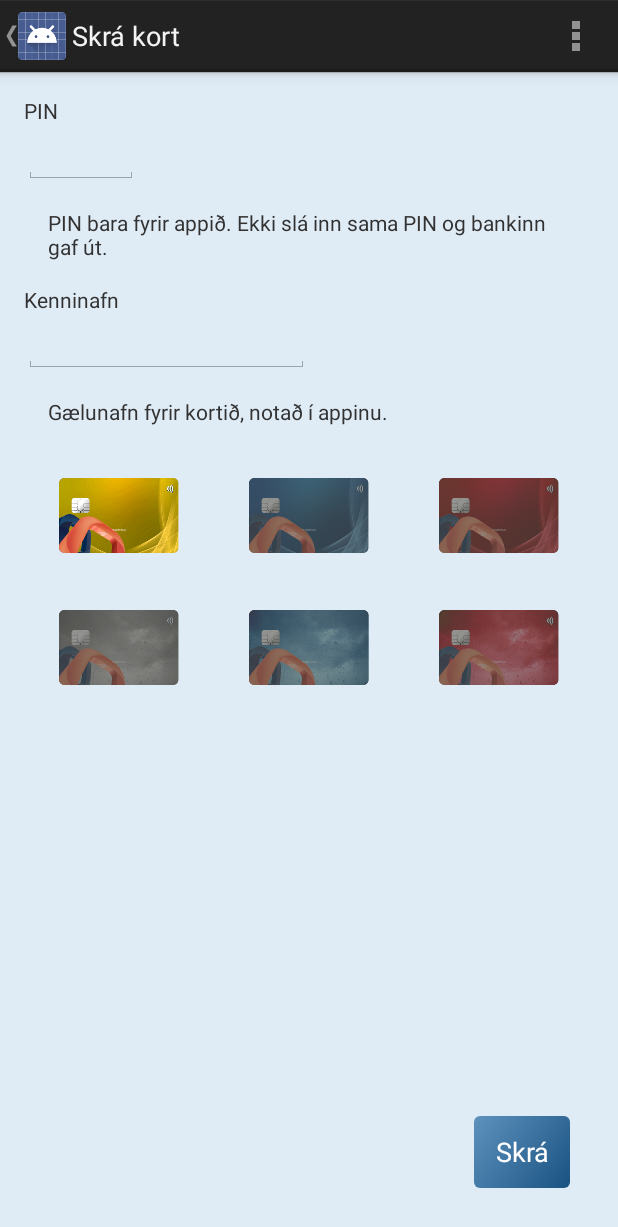
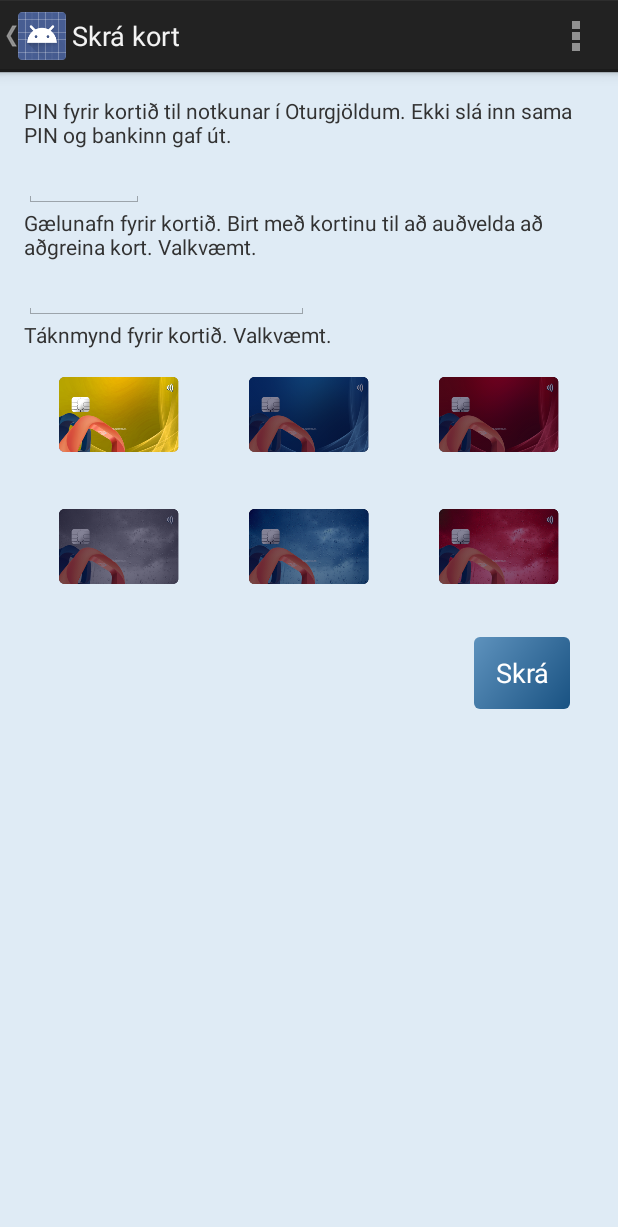
Before and after one commit to eggertj12/nfc, an Android app: the CustomizeCardActivity screen opened directly, with no data from a screen before it, on a phone screen of 412 x 824 dp. Shown: the top 1227 px of the screen. Run offline under Robolectric (Android 15) with nearby library versions, the phone set to English and light mode, and no system bars.

Commit message:
Fix customize card layout

```diff
--- a/app/src/main/java/is/valitor/lokaverkefni/oturgjold/CustomizeCardActivity.java
+++ b/app/src/main/java/is/valitor/lokaverkefni/oturgjold/CustomizeCardActivity.java
@@ -8,9 +8,6 @@ import android.view.MenuItem;
 import android.view.View;
 import android.widget.EditText;
 import android.widget.ImageButton;
-
-import is.valitor.lokaverkefni.oturgjold.repository.Card;
-
 
 public class CustomizeCardActivity extends Activity {
 
@@ -25,12 +22,12 @@ public class CustomizeCardActivity extends Activity {
     public static final String MSG_CARDIMAGE ="is.valitor.oturgjold.MSG_CARDIMAGE";
 
     private static final int thumbs[] = {
+            R.id.ibAbsBrown,
             R.id.ibAbsBlue,
             R.id.ibAbsRed,
-            R.id.ibAbsBrown,
+            R.id.ibRainCyan,
             R.id.ibRainBlue,
-            R.id.ibRainRed,
-            R.id.ibRainCyan
+            R.id.ibRainRed
     };
 
     private String cardImage = "abs_brown_creditcard";
@@ -39,6 +36,12 @@ public class CustomizeCardActivity extends Activity {
     protected void onCreate(Bundle savedInstanceState) {
         super.onCreate(savedInstanceState);
         setContentView(R.layout.activity_customize_card);
+
+        ImageButton button;
+        for (int i = 1; i <= 5; i++) {
+            button = (ImageButton) findViewById(thumbs[i]);
+            button.setColorFilter(R.color.grey05trans);
+        }
     }
 
 
@@ -115,8 +118,6 @@ public class CustomizeCardActivity extends Activity {
                 cardImage = "abs_brown_creditcard";
                 break;
         }
-
-        System.out.println(cardImage);
     }
 
     public void finalizeCard(View view) {
--- a/app/src/main/res/layout/activity_customize_card.xml
+++ b/app/src/main/res/layout/activity_customize_card.xml
@@ -1,6 +1,13 @@
-<RelativeLayout xmlns:android="http://schemas.android.com/apk/res/android"
+<ScrollView
+    xmlns:android="http://schemas.android.com/apk/res/android"
     xmlns:tools="http://schemas.android.com/tools"
-    android:id="@+id/customize_layout"
+    android:layout_width="fill_parent"
+    android:layout_height="fill_parent"
+    tools:context="is.valitor.oturgjold.app.RegisterCardActivity"
+    android:fillViewport="true"
+    >
+
+    <RelativeLayout
     android:layout_width="fill_parent"
     android:layout_height="fill_parent"
     android:background="@color/background"
@@ -14,44 +21,25 @@
         android:id="@+id/customize_pin_title"
         android:layout_width="match_parent"
         android:layout_height="wrap_content"
-        android:text="@string/pin" />
-
-    <LinearLayout
-        android:id="@+id/customize_pin_input"
-        android:layout_width="match_parent"
-        android:layout_height="wrap_content"
-        android:layout_below="@id/customize_pin_title">
+        android:text="@string/info_pin" />
 
         <EditText
             android:id="@+id/customize_pin_inputfield"
-            android:layout_width="match_parent"
+            android:layout_width="80sp"
             android:layout_height="wrap_content"
             android:layout_weight="4"
             android:inputType="number"
             android:maxLength="4"
+            android:layout_below="@id/customize_pin_title"
             android:nextFocusDown="@+id/customize_nick_input" />
 
-        <TextView
-            android:layout_width="match_parent"
-            android:layout_height="wrap_content"
-            android:layout_weight="1" />
-
-    </LinearLayout>
-
-    <TextView
-        android:id="@+id/customize_pin_info"
-        android:layout_width="match_parent"
-        android:layout_height="wrap_content"
-        android:layout_below="@id/customize_pin_input"
-        android:layout_margin="16dp"
-        android:text="@string/info_pin" />
 
     <TextView
         android:id="@+id/customize_nick_title"
         android:layout_width="match_parent"
         android:layout_height="wrap_content"
-        android:layout_below="@id/customize_pin_info"
-        android:text="@string/label_customize_nick" />
+        android:layout_below="@id/customize_pin_inputfield"
+        android:text="@string/info_nick" />
 
     <LinearLayout
         android:id="@+id/customize_nick_inputfield"
@@ -74,19 +62,18 @@
             android:layout_weight="2" />
     </LinearLayout>
 
-    <TextView
-        android:id="@+id/customize_nick_info"
-        android:layout_width="match_parent"
-        android:layout_height="wrap_content"
-        android:layout_below="@id/customize_nick_inputfield"
-        android:layout_margin="16dp"
-        android:text="@string/info_nick" />
+        <TextView
+            android:id="@+id/customize_image_title"
+            android:layout_width="match_parent"
+            android:layout_height="wrap_content"
+            android:layout_below="@id/customize_nick_inputfield"
+            android:text="@string/info_image" />
 
-    <LinearLayout
+        <LinearLayout
         android:id="@+id/customize_look_1"
         android:layout_width="fill_parent"
         android:layout_height="wrap_content"
-        android:layout_below="@+id/customize_nick_info"
+        android:layout_below="@+id/customize_image_title"
         android:layout_centerHorizontal="true"
         android:orientation="horizontal"
         android:weightSum="3">
@@ -109,8 +96,7 @@
             android:background="@color/background"
             android:clickable="true"
             android:onClick="onSelectCardImage"
-            android:src="@drawable/ic_abs_blue_creditcard"
-            android:tint="@color/grey05trans" />
+            android:src="@drawable/ic_abs_blue_creditcard" />
 
         <ImageButton
             android:id="@+id/ibAbsRed"
@@ -120,8 +106,7 @@
             android:background="@color/background"
             android:clickable="true"
             android:onClick="onSelectCardImage"
-            android:src="@drawable/ic_abs_red_creditcard"
-            android:tint="@color/grey05trans" />
+            android:src="@drawable/ic_abs_red_creditcard" />
 
 
     </LinearLayout>
@@ -143,8 +128,7 @@
             android:background="@color/background"
             android:clickable="true"
             android:onClick="onSelectCardImage"
-            android:src="@drawable/ic_rain_cyan_creditcard"
-            android:tint="@color/grey05trans" />
+            android:src="@drawable/ic_rain_cyan_creditcard" />
 
         <ImageButton
             android:id="@+id/ibRainBlue"
@@ -154,8 +138,7 @@
             android:background="@color/background"
             android:clickable="true"
             android:onClick="onSelectCardImage"
-            android:src="@drawable/ic_rain_blue_creditcard"
-            android:tint="@color/grey05trans" />
+            android:src="@drawable/ic_rain_blue_creditcard" />
 
         <ImageButton
             android:id="@+id/ibRainRed"
@@ -165,8 +148,7 @@
             android:background="@color/background"
             android:clickable="true"
             android:onClick="onSelectCardImage"
-            android:src="@drawable/ic_rain_red_creditcard"
-            android:tint="@color/grey05trans" />
+            android:src="@drawable/ic_rain_red_creditcard" />
 
 
     </LinearLayout>
@@ -177,8 +159,8 @@
         android:id="@+id/customize_next"
         android:layout_width="wrap_content"
         android:layout_height="wrap_content"
-        android:layout_alignParentBottom="true"
         android:layout_alignParentRight="true"
+        android:layout_below="@id/customize_look_2"
         android:layout_margin="16dp"
         android:layout_marginEnd="@dimen/inputblock_horzontal_margin"
         android:background="@drawable/round_button"
@@ -189,3 +171,4 @@
 
 
 </RelativeLayout>
+</ScrollView>
--- a/app/src/main/res/values/strings.xml
+++ b/app/src/main/res/values/strings.xml
@@ -69,8 +69,9 @@
     <string name="title_activity_card_customization">Skrá kort</string>
 
     <!--for conveying specific information to app user-->
-    <string name="info_pin">PIN bara fyrir appið. Ekki slá inn sama PIN og bankinn gaf út.</string>
-    <string name="info_nick">Gælunafn fyrir kortið, notað í appinu.</string>
+    <string name="info_pin">PIN fyrir kortið til notkunar í Oturgjöldum. Ekki slá inn sama PIN og bankinn gaf út.</string>
+    <string name="info_nick">Gælunafn fyrir kortið. Birt með kortinu til að auðvelda að aðgreina kort. Valkvæmt.</string>
+    <string name="info_image">Táknmynd fyrir kortið. Valkvæmt.</string>
 
 
 </resources>
```
